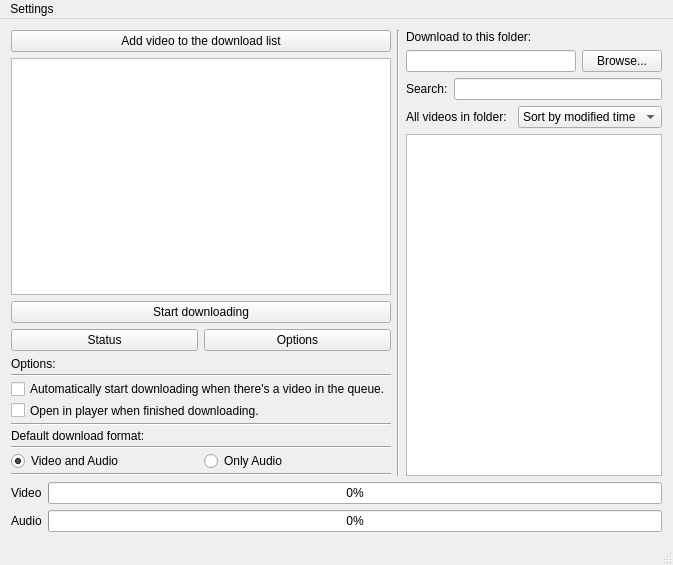
Above: mainwindow.ui from doublejim/QYoutubeDownloader before the change. Below: the same form after it.
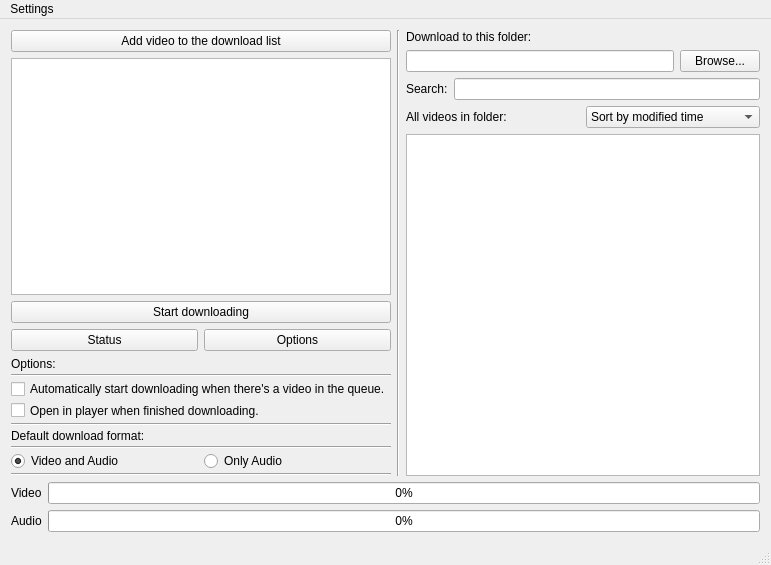
That is the form after the change.

Commit message: Status and settings window visibility status is saved. Names prettyfied.

What changed in the file:
```diff
--- a/mainwindow.ui
+++ b/mainwindow.ui
@@ -6,7 +6,7 @@
    <rect>
     <x>0</x>
     <y>0</y>
-    <width>673</width>
+    <width>771</width>
     <height>565</height>
    </rect>
   </property>
@@ -347,8 +347,8 @@
     <rect>
      <x>0</x>
      <y>0</y>
-     <width>673</width>
-     <height>21</height>
+     <width>771</width>
+     <height>19</height>
     </rect>
    </property>
    <property name="defaultUp">
```
Left out of the diff: 6 changed lines with no effect on the pictures. The commit also changes 4 other files.
